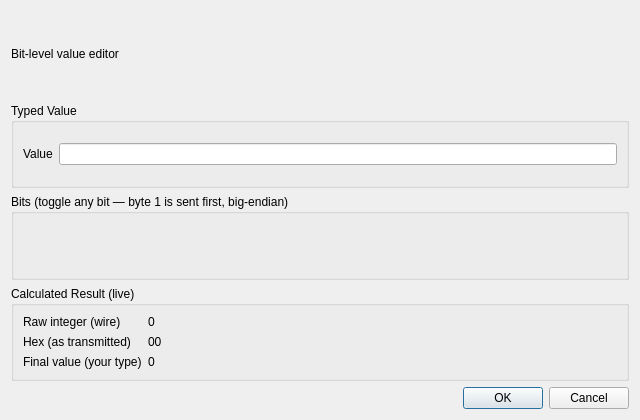
First picture: the form in app_simulator/forms/BitValueEditorDialog.ui, repository rohityaduvxnshi/pcapfile, before the edit.
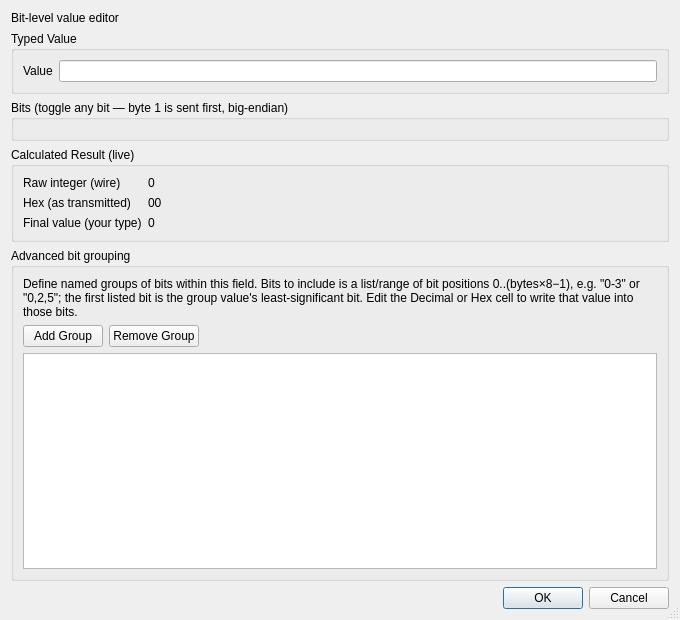
Second picture: the form after the edit.

```diff
--- a/app_simulator/forms/BitValueEditorDialog.ui
+++ b/app_simulator/forms/BitValueEditorDialog.ui
@@ -2,8 +2,10 @@
 <ui version="4.0">
  <class>BitValueEditorDialog</class>
  <widget class="QDialog" name="BitValueEditorDialog">
-  <property name="geometry"><rect><x>0</x><y>0</y><width>640</width><height>420</height></rect></property>
+  <property name="geometry"><rect><x>0</x><y>0</y><width>680</width><height>620</height></rect></property>
+  <property name="minimumSize"><size><width>560</width><height>0</height></size></property>
   <property name="windowTitle"><string>Bit Editor</string></property>
+  <property name="sizeGripEnabled"><bool>true</bool></property>
   <layout class="QVBoxLayout" name="mainLayout">
    <item><widget class="QLabel" name="lblHeader"><property name="text"><string>Bit-level value editor</string></property><property name="wordWrap"><bool>true</bool></property></widget></item>
    <item>
@@ -34,6 +36,22 @@
      </layout>
     </widget>
    </item>
+   <item>
+    <widget class="QGroupBox" name="grpGroups">
+     <property name="title"><string>Advanced bit grouping</string></property>
+     <layout class="QVBoxLayout" name="groupsLayout">
+      <item><widget class="QLabel" name="lblGroupsHint"><property name="wordWrap"><bool>true</bool></property><property name="text"><string>Define named groups of bits within this field. Bits to include is a list/range of bit positions 0..(bytes×8−1), e.g. "0-3" or "0,2,5"; the first listed bit is the group value's least-significant bit. Edit the Decimal or Hex cell to write that value into those bits.</string></property></widget></item>
+      <item>
+       <layout class="QHBoxLayout" name="groupsButtonsLayout">
+        <item><widget class="QPushButton" name="btnAddGroup"><property name="text"><string>Add Group</string></property></widget></item>
+        <item><widget class="QPushButton" name="btnRemoveGroup"><property name="text"><string>Remove Group</string></property></widget></item>
+        <item><spacer name="groupsButtonsStretch"><property name="orientation"><enum>Qt::Horizontal</enum></property><property name="sizeHint" stdset="0"><size><width>40</width><height>20</height></size></property></spacer></item>
+       </layout>
+      </item>
+      <item><widget class="QTableWidget" name="tblGroups"><property name="minimumSize"><size><width>0</width><height>120</height></size></property><property name="toolTip"><string>Group name (editable) · Bits to include · Decimal value · Hex value. Editing Decimal or Hex sets those bits in the field.</string></property></widget></item>
+     </layout>
+    </widget>
+   </item>
    <item><widget class="QDialogButtonBox" name="buttonBox"><property name="orientation"><enum>Qt::Horizontal</enum></property><property name="standardButtons"><set>QDialogButtonBox::Cancel|QDialogButtonBox::Ok</set></property></widget></item>
   </layout>
  </widget>
```
